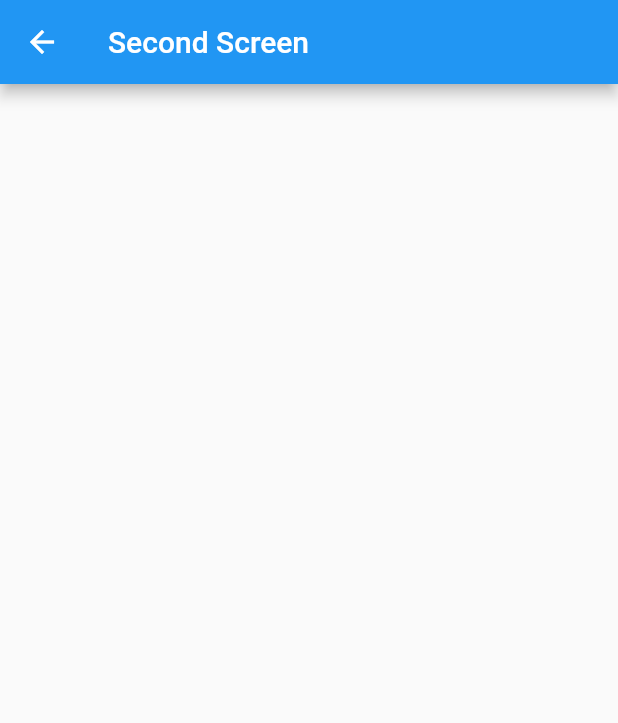
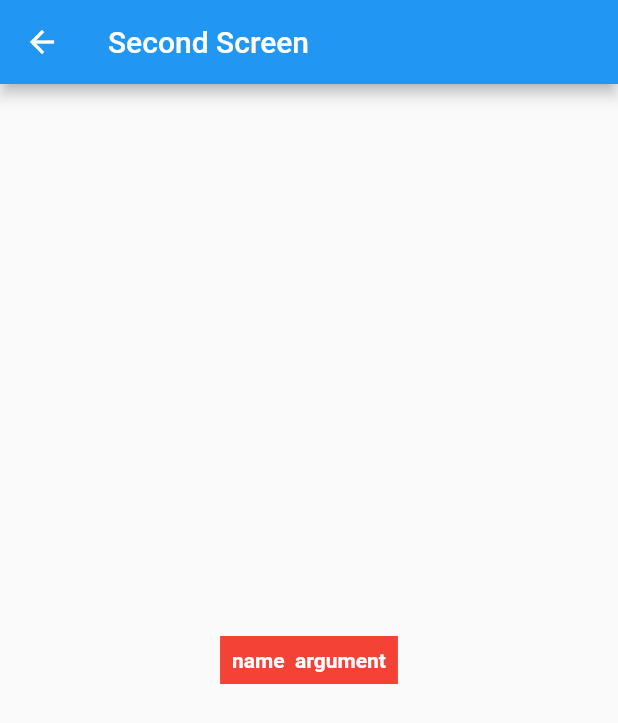
Before and after one commit to Saw2110/FlutterAutoRoute, a Flutter app: the SecondScreen screen opened by its route, on a phone screen of 412 x 824 dp. Shown: the top 723 px of the screen. Run offline on Flutter 3.47's test engine with Material 2 defaults, Android fonts, the phone set to English and light mode, and no system bars; our stand-ins replace auto_route, url_strategy.

Commit message:
small change

```diff
--- a/lib/Screen/second_screen.dart
+++ b/lib/Screen/second_screen.dart
@@ -1,7 +1,8 @@
 import 'package:flutter/material.dart';
 
 class SecondScreen extends StatefulWidget {
-  const SecondScreen({Key? key}) : super(key: key);
+  final String name;
+  const SecondScreen({Key? key, required this.name}) : super(key: key);
 
   @override
   _SecondScreenState createState() => _SecondScreenState();
@@ -14,6 +15,17 @@ class _SecondScreenState extends State<SecondScreen> {
       appBar: AppBar(
         title: const Text("Second Screen"),
       ),
+      body: Center(
+          child: Container(
+              color: Colors.red,
+              child: Padding(
+                padding: const EdgeInsets.all(8.0),
+                child: Text(
+                  widget.name,
+                  style: const TextStyle(
+                      fontWeight: FontWeight.bold, color: Colors.white),
+                ),
+              ))),
     );
   }
 }
--- a/lib/main.dart
+++ b/lib/main.dart
@@ -4,6 +4,7 @@ import 'package:url_strategy/url_strategy.dart';
 import 'routes/route.gr.dart' as appRoute;
 
 void main() {
+  //this remove # from the url in your web application
   setPathUrlStrategy();
   runApp(MyApp());
 }
--- a/lib/routes/route.dart
+++ b/lib/routes/route.dart
@@ -6,7 +6,7 @@ import 'package:autoroute/Screen/second_screen.dart';
   replaceInRouteName: 'Page,routes',
   routes: <AutoRoute>[
     AutoRoute(path: '/', page: HomeScreen, initial: true),
-    AutoRoute(path: '/secondScreen', page: SecondScreen),
+    AutoRoute(path: '/secondScreen', page: SecondScreen, name: "sa"),
   ],
 )
 class $Router {}
--- a/pubspec.yaml
+++ b/pubspec.yaml
@@ -14,7 +14,7 @@ dependencies:
   cupertino_icons: ^1.0.2
 
   auto_route:
-
+#this package remove # in your url
   url_strategy: ^0.2.0
 
 dev_dependencies:
```
Also changed, not shown: lib/routes/route.gr.dart, pubspec.lock.
